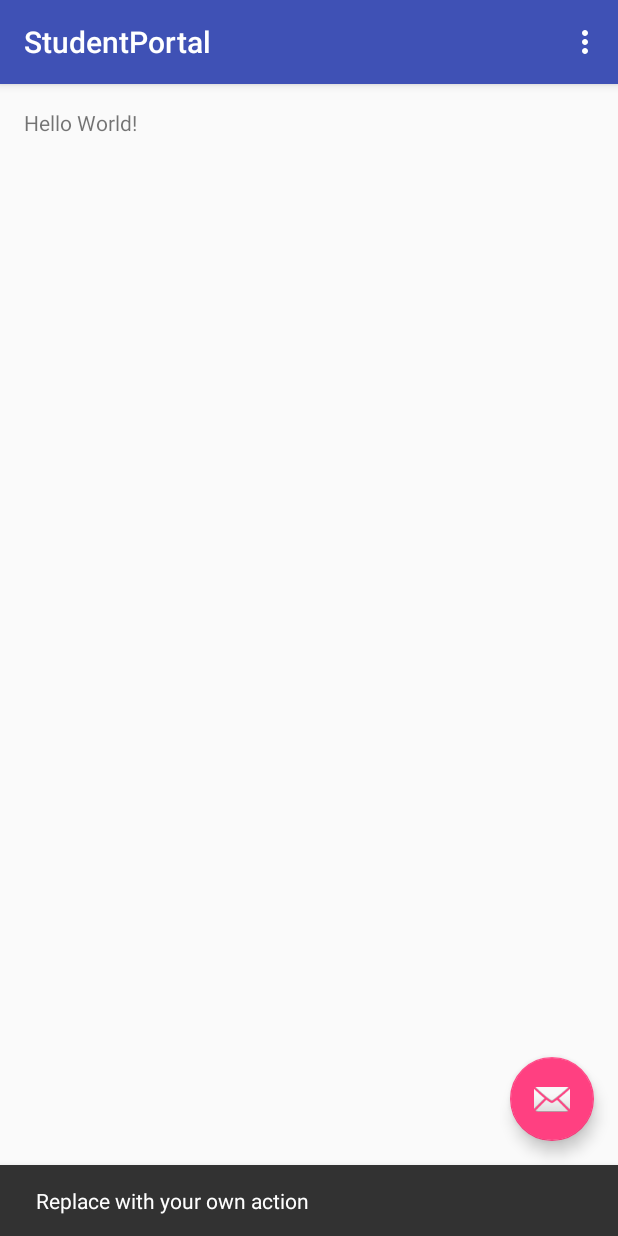
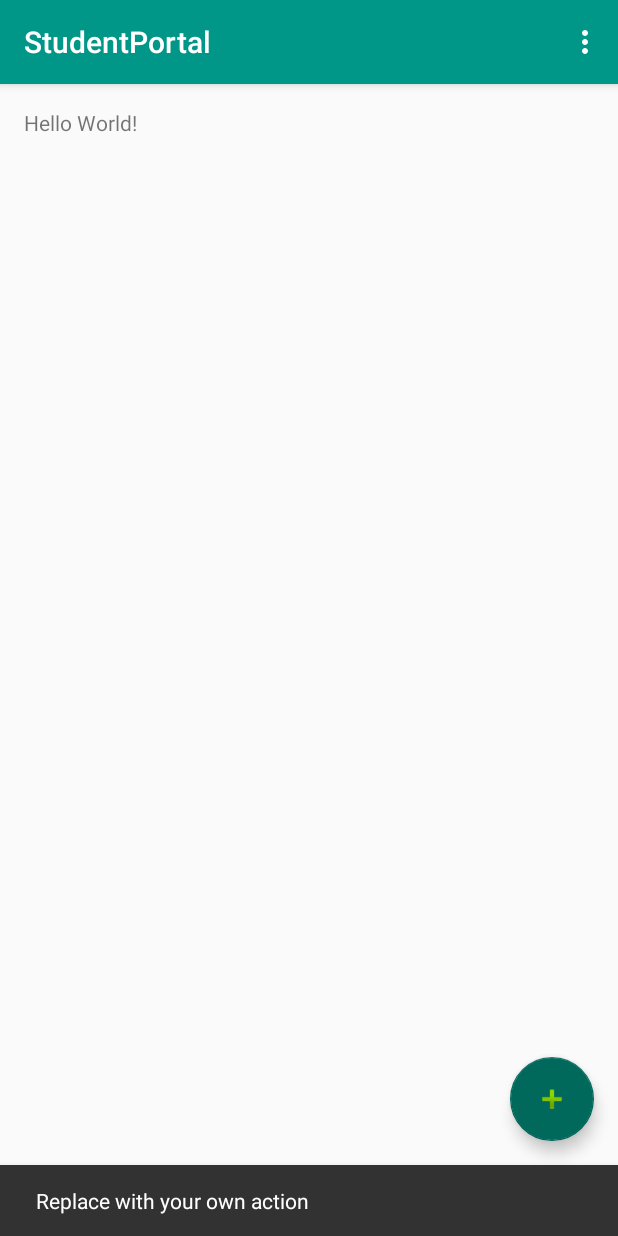
Before and after one commit to lisathe/MAD, an Android app: the screen it shows after launch (MainActivity), after a tap on an icon or button, on a phone screen of 412 x 824 dp. Run offline under Robolectric (Android 15) with nearby library versions, the phone set to English and light mode, and no system bars.

Commit message:
Step 2: Styling the application

```diff
--- a/Opdracht-2.1-StudentPortal/StudentPortal/app/src/main/res/layout/activity_main.xml
+++ b/Opdracht-2.1-StudentPortal/StudentPortal/app/src/main/res/layout/activity_main.xml
@@ -29,6 +29,6 @@
         android:layout_height="wrap_content"
         android:layout_gravity="bottom|end"
         android:layout_margin="@dimen/fab_margin"
-        android:src="@android:drawable/ic_dialog_email" />
+        android:src="@android:drawable/ic_input_add" />
 
 </android.support.design.widget.CoordinatorLayout>
--- a/Opdracht-2.1-StudentPortal/StudentPortal/app/src/main/res/values/colors.xml
+++ b/Opdracht-2.1-StudentPortal/StudentPortal/app/src/main/res/values/colors.xml
@@ -1,6 +1,6 @@
 <?xml version="1.0" encoding="utf-8"?>
 <resources>
-    <color name="colorPrimary">#3F51B5</color>
-    <color name="colorPrimaryDark">#303F9F</color>
-    <color name="colorAccent">#FF4081</color>
+    <color name="colorPrimary">#009688</color>
+    <color name="colorPrimaryDark">#00796B</color>
+    <color name="colorAccent">#00695C</color>
 </resources>
```
